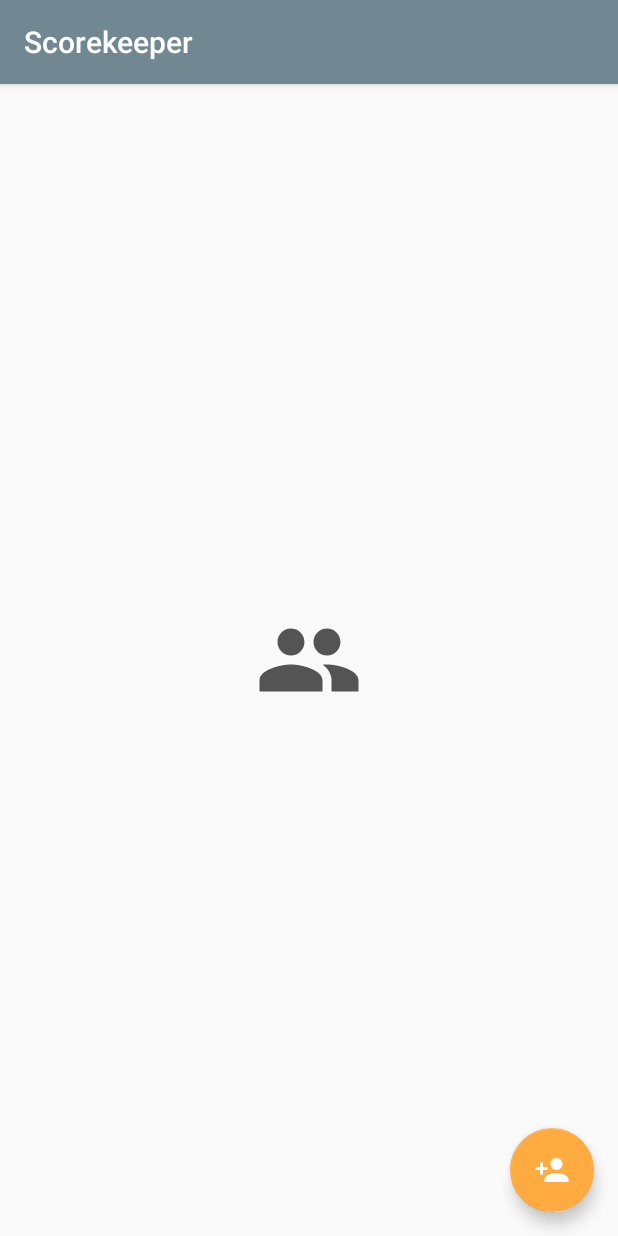
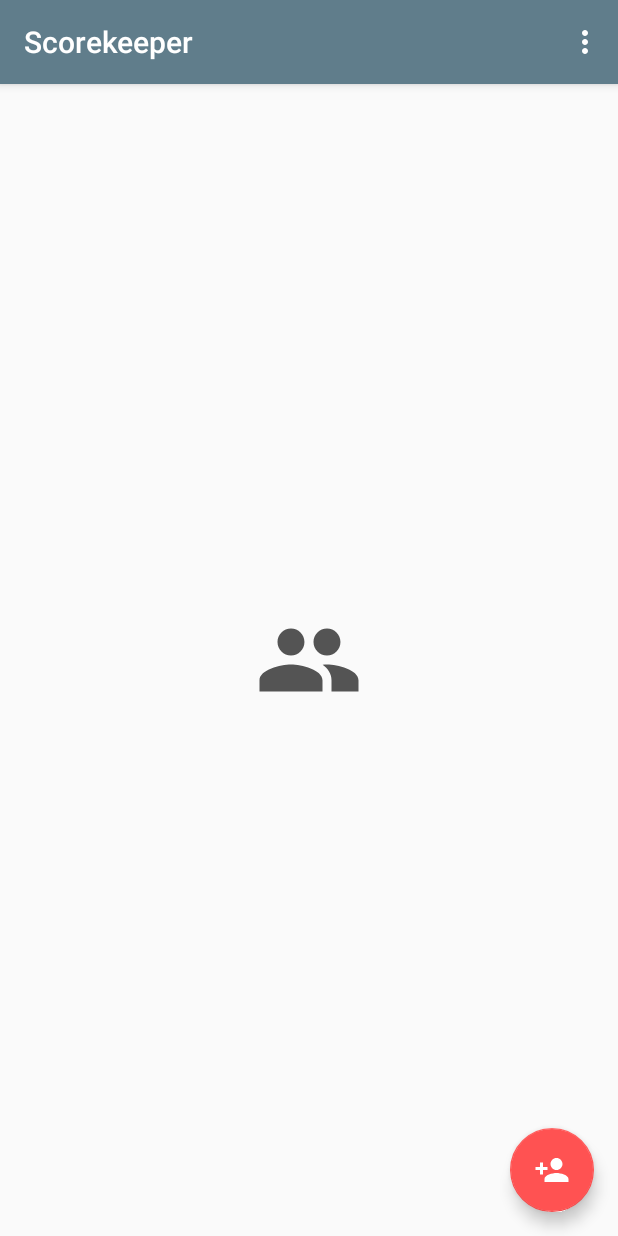
Before and after one commit to amandaroos/Scorekeeper, an Android app: the screen it shows after launch (MainActivity), after a tap on an icon or button, on a phone screen of 412 x 824 dp. Run offline under Robolectric (Android 15) with nearby library versions, the phone set to English and light mode, and no system bars.

Commit message:
Dissable menu items when there are zero players. Add Reset Scores functionality

```diff
--- a/app/src/main/java/com/example/amanda/scorekeeperversion4/MainActivity.java
+++ b/app/src/main/java/com/example/amanda/scorekeeperversion4/MainActivity.java
@@ -11,6 +11,7 @@ import android.net.Uri;
 import android.support.design.widget.FloatingActionButton;
 import android.support.v7.app.AppCompatActivity;
 import android.os.Bundle;
+import android.util.Log;
 import android.view.ActionMode;
 import android.view.Menu;
 import android.view.MenuInflater;
@@ -28,9 +29,10 @@ public class MainActivity extends AppCompatActivity implements LoaderManager.Loa
 
     private ActionMode mActionMode;
 
-    private ListView mPlayerListView;
+    public ListView mPlayerListView;
 
-    private int playerNumber = 1;
+    //used for tracking the number of players in the list
+    private int mPlayerNumber = 0;
 
     //The adapter that knows how to create list item views given a cursor
     private PlayerCursorAdapter mCursorAdapter;
@@ -47,9 +49,10 @@ public class MainActivity extends AppCompatActivity implements LoaderManager.Loa
             public void onClick(View view) {
 
                 //create player name string
+                mPlayerNumber++;
                 String defaultName = getString(R.string.main_default_name);
-                defaultName += " " + playerNumber;
-                playerNumber++;
+                defaultName += " " + mPlayerNumber;
+
 
                 // Create a new map of values, where column names are the keys,
                 // and player attributes from the editor are the values
@@ -60,13 +63,7 @@ public class MainActivity extends AppCompatActivity implements LoaderManager.Loa
                 // Insert the new row using PlayerProvider
                 Uri newUri = getContentResolver().insert(PlayerEntry.CONTENT_URI, values);
 
-/*                if (newUri != null) {
-                    Toast.makeText(getApplicationContext(), "new player saved", Toast.LENGTH_SHORT).show();
-                } else {
-                    Toast.makeText(getApplicationContext(), getString(R.string.editor_insert_player_failed), Toast.LENGTH_SHORT).show();
-                }*/
-
-                //TODO Finish contextual action bar when an item has been selected
+                //Finish contextual action bar when an item has been selected
                 if (mActionMode != null) {
                     mActionMode.finish();
                 }
@@ -75,6 +72,9 @@ public class MainActivity extends AppCompatActivity implements LoaderManager.Loa
 
                 mPlayerListView.setSelection(numberOfPlayers - 1);
                 mPlayerListView.requestFocus();
+
+                //Calls onCreateOptionsMenu()
+                invalidateOptionsMenu();
             }
         });
 
@@ -138,7 +138,6 @@ public class MainActivity extends AppCompatActivity implements LoaderManager.Loa
                 // Start the CAB using the ActionMode.Callback defined above
                 mActionMode = MainActivity.this.startActionMode(mActionModeCallback);
                 mActionMode.setTag(id);
-                view.setSelected(true);
 
                 //highlight the selected player by setting as checked
                 mPlayerListView.setItemChecked(position, true);
@@ -172,8 +171,7 @@ public class MainActivity extends AppCompatActivity implements LoaderManager.Loa
         // Called when the user selects a contextual menu item
         @Override
         public boolean onActionItemClicked(ActionMode mode, MenuItem item) {
-
-
+            //get the id from the action mode tag
             long id = (long) mode.getTag();
 
             //Append the id of the current pet to the content URI
@@ -181,24 +179,20 @@ public class MainActivity extends AppCompatActivity implements LoaderManager.Loa
 
             switch (item.getItemId()) {
                 case R.id.cab_edit:
-
                     Intent intent = new Intent(MainActivity.this, EditNameActivity.class);
-
                     //Set the URI on the data field of the intent
                     intent.setData(currentPlayerUri);
-
                     startActivity(intent);
-
-                    mode.finish(); // Action picked, so close the CAB
-
+                    // Action picked, so close the CAB
+                    mode.finish();
                     return true;
                 case R.id.cab_delete:
                     // Call the ContentResolver to delete the player at the given content URI.
                     // Pass in null for the selection and selection args because the mCurrentPlayerUri
                     // content URI already identifies the player that we want.
                     int rowsDeleted = getContentResolver().delete(currentPlayerUri, null, null);
-
-                    mode.finish(); // Action picked, so close the CAB
+                    // Action picked, so close the CAB
+                    mode.finish();
                     return true;
                 default:
                     mode.finish();
@@ -209,8 +203,8 @@ public class MainActivity extends AppCompatActivity implements LoaderManager.Loa
         // Called when the user exits the action mode
         @Override
         public void onDestroyActionMode(ActionMode mode) {
+            //uncheck all items to remove highlight color
             mPlayerListView.clearChoices();
-
             for (int i = 0; i < mPlayerListView.getCount(); i++) {
                 mPlayerListView.setItemChecked(i, false);
             }
@@ -220,18 +214,24 @@ public class MainActivity extends AppCompatActivity implements LoaderManager.Loa
 
     @Override
     public boolean onCreateOptionsMenu(Menu menu) {
-        if (mPlayerListView.getCount() > 1) {
-            getMenuInflater().inflate(R.menu.menu_main, menu);
+        getMenuInflater().inflate(R.menu.menu_main, menu);
+        //Disable menu items when there are no players
+        if (mPlayerNumber == 0) {
+            menu.findItem(R.id.action_delete_all_entries).setEnabled(false);
+            menu.findItem(R.id.action_reset_scores).setEnabled(false);
         }
         return true;
     }
 
     @Override
     public boolean onOptionsItemSelected(MenuItem item) {
-
         switch (item.getItemId()) {
             case R.id.action_delete_all_entries:
                 deleteAllPlayers();
+                invalidateOptionsMenu();
+                return true;
+            case R.id.action_reset_scores:
+                resetAllScores();
                 return true;
         }
         return super.onOptionsItemSelected(item);
@@ -239,24 +239,24 @@ public class MainActivity extends AppCompatActivity implements LoaderManager.Loa
 
     public void deleteAllPlayers() {
 
-        //reset playerNumber so that the default playerName starts over at "Player 1"
-        playerNumber = 1;
+        //reset mPlayerNumber so that the default playerName starts over at "Player 1"
+        mPlayerNumber = 0;
 
         // Call the ContentResolver to delete the player at the given content URI.
         // Pass in null for the selection and selection args because the mCurrentPlayerUri
         // content URI already identifies the player that we want.
         int rowsDeleted = getContentResolver().delete(PlayerEntry.CONTENT_URI, null, null);
+    }
 
-/*        if (rowsDeleted == 0) {
-            // If no rows were affected, then there was an error with deleting the row
-            Toast.makeText(this, "Error with deleting all players",
-                    Toast.LENGTH_SHORT).show();
-        } else {
-            // Otherwise, the delete was successful and we can display a toast.
-            Toast.makeText(this, "All players deleted",
-                    Toast.LENGTH_SHORT).show();
-        }*/
+    public void resetAllScores(){
+        // Create a new map of values, where column name is the key,
+        // and the reset score is the value
+        ContentValues values = new ContentValues();
+        int scoreReset = 0;
+        values.put(PlayerEntry.COLUMN_PLAYER_SCORE, scoreReset);
 
+        //Pass the content resolver the updated player information
+        int rowsAffected = getContentResolver().update(PlayerEntry.CONTENT_URI, values, null, null);
     }
 
     @Override
--- a/app/src/main/java/com/example/amanda/scorekeeperversion4/data/PlayerProvider.java
+++ b/app/src/main/java/com/example/amanda/scorekeeperversion4/data/PlayerProvider.java
@@ -10,6 +10,7 @@ import android.net.Uri;
 import android.support.annotation.Nullable;
 import android.util.Log;
 
+import com.example.amanda.scorekeeperversion4.MainActivity;
 import com.example.amanda.scorekeeperversion4.data.PlayerContract.PlayerEntry;
 
 /**
--- a/app/src/main/res/menu/menu_main.xml
+++ b/app/src/main/res/menu/menu_main.xml
@@ -4,10 +4,10 @@
     xmlns:tools="http://schemas.android.com/tools"
     tools:context=".MainActivity">
 
-<!--    <item
-        android:id="@+id/action_reset"
-        android:title="Reset"
-        app:showAsAction="never" />-->
+    <item
+        android:id="@+id/action_reset_scores"
+        android:title="@string/action_reset_scores"
+        app:showAsAction="never" />
 
     <item
         android:id="@+id/action_delete_all_entries"
--- a/app/src/main/res/values/colors.xml
+++ b/app/src/main/res/values/colors.xml
@@ -1,10 +1,16 @@
 <?xml version="1.0" encoding="utf-8"?>
 <resources>
-    <color name="colorPrimary">#718792</color>
-    <color name="colorPrimaryDark">#1c313a</color>
+    <color name="colorPrimary">#607D8B</color>
+    <color name="colorPrimaryDark">#455A64</color>
 
     <!-- Accent color for UI controls like checkboxes and text fields -->
-    <color name="colorAccent">#ffab40</color>
+    <color name="colorAccent">#FF5252</color>
+
+<!--    <color name="colorPrimary">#8BC34A</color>
+    <color name="colorPrimaryDark">#689F38</color>
+
+    &lt;!&ndash; Accent color for UI controls like checkboxes and text fields &ndash;&gt;
+    <color name="colorAccent">#00BCD4</color>-->
 
     <!--Colors for Add Score and Edit Name Activities-->
     <color name="colorEditPrimary">#9e9e9e</color>
--- a/app/src/main/res/values/strings.xml
+++ b/app/src/main/res/values/strings.xml
@@ -12,6 +12,9 @@
 
     <!-- Label for main activity menu option to delete all players [CHAR LIMIT=20] -->
     <string name="action_delete_all_players">Delete All Players</string>
+
+    <!-- Label for main activity menu option to reset all scores[CHAR LIMIT=20] -->
+    <string name="action_reset_scores">Reset Scores</string>
 
     <!-- Label for editor menu option to save player and leave editor [CHAR LIMIT=20] -->
     <string name="action_save">Save</string>
```
Also changed, not shown: app/src/main/java/com/example/amanda/scorekeeperversion4/EditScoreActivity.java (+0 -10 lines).
